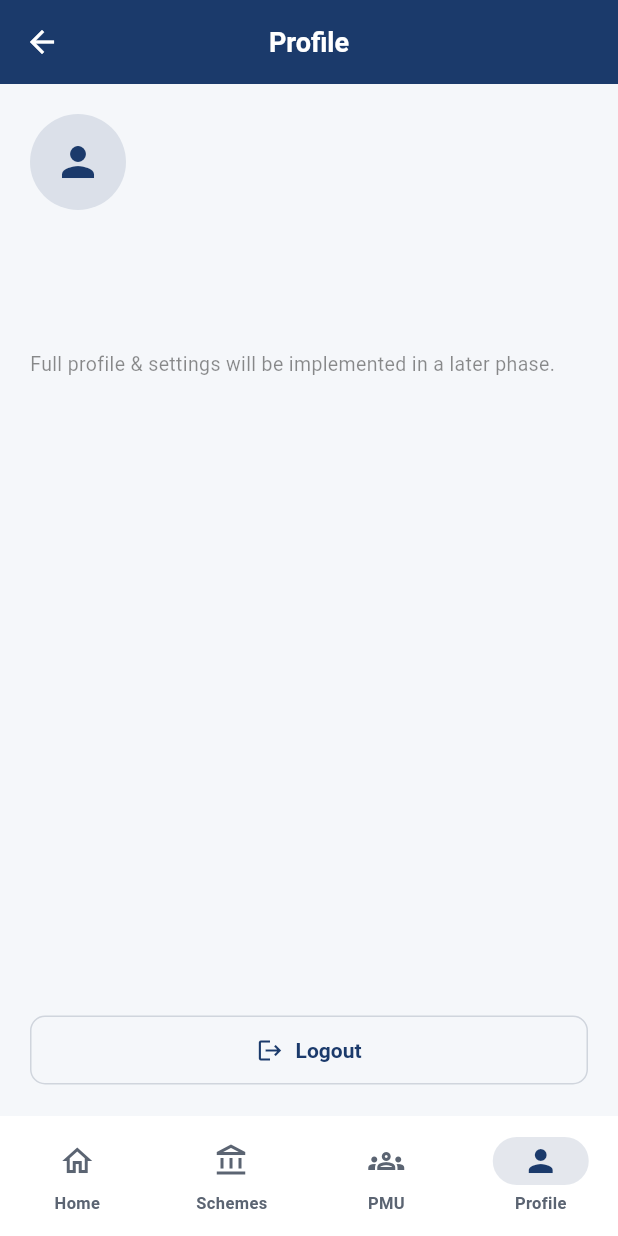
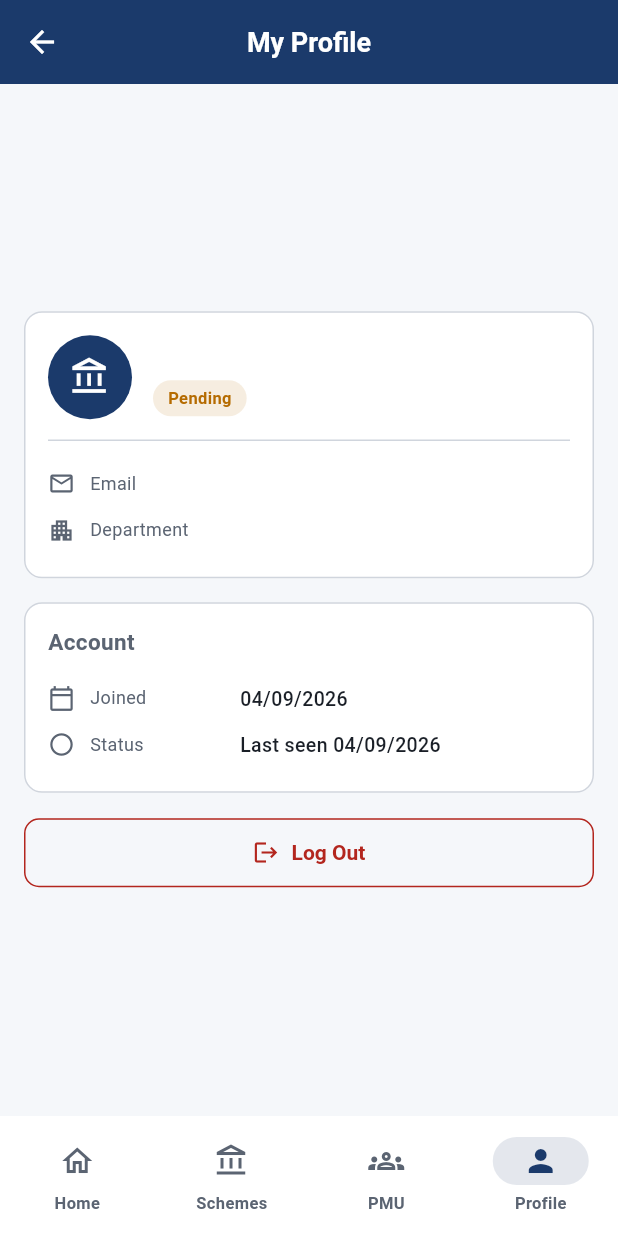
Before and after one commit to R0HAN-KASHYAP01/Sentinal, a Flutter app: the OfficialShellScreen screen opened by its route, item 4 of the bottom bar chosen, on a phone screen of 412 x 824 dp. Run offline on Flutter 3.47's test engine with Material 3 defaults, Android fonts, the phone set to English and light mode, and no system bars; our stand-ins replace file_picker, flutter_map, geocoding, geolocator, latlong2, supabase_flutter; accounts and stored records are empty.

Commit message:
all files

```diff
--- a/lib/app/routes.dart
+++ b/lib/app/routes.dart
@@ -8,6 +8,7 @@ import '../features/ngo/presentation/ngo_shell_screen.dart';
 import '../features/dashboard/presentation/official_shell_screen.dart';
 import '../features/dashboard/presentation/inspector_shell_screen.dart';
 import '../features/dashboard/presentation/inspector_profile_screen.dart';
+import '../features/dashboard/presentation/official_profile_screen.dart';
 import '../features/dashboard/presentation/pmu_monitoring_screen.dart';
 import '../features/ngo/presentation/ngo_dashboard_screen.dart';
 import '../features/ngo/presentation/ngo_profile_screen.dart';
@@ -29,6 +30,7 @@ class AppRoutes {
   static const String officialDashboard = '/official-dashboard';
   static const String inspectorDashboard = '/inspector-dashboard';
   static const String inspectorProfile = '/inspector-profile';
+  static const String officialProfile = '/official-profile';
   static const String ngoDashboard = '/ngo-dashboard';
   static const String ngoProfile = '/ngo-profile';
 
@@ -58,6 +60,7 @@ class AppRoutes {
         officialDashboard: (context) => const OfficialShellScreen(),
         inspectorDashboard: (context) => const InspectorShellScreen(),
         inspectorProfile: (context) => const InspectorProfileScreen(),
+        officialProfile: (context) => const OfficialProfileScreen(),
         ngoDashboard: (context) => const NgoShellScreen(),
         ngoProfile: (context) => const NgoProfileScreen(),
 
--- /dev/null
+++ b/lib/features/dashboard/presentation/official_profile_screen.dart
@@ -0,0 +1,307 @@
+// FILE: lib/features/dashboard/presentation/official_profile_screen.dart
+import 'package:flutter/material.dart';
+import 'package:supabase_flutter/supabase_flutter.dart';
+
+import '../../../app/routes.dart';
+import '../../../app/theme.dart';
+import '../../../core/widgets/status_badge.dart';
+import '../../../services/auth_service.dart';
+import '../../../services/official_service.dart';
+import '../../../services/session_service.dart';
+
+class OfficialProfileScreen extends StatefulWidget {
+  const OfficialProfileScreen({super.key});
+
+  @override
+  State<OfficialProfileScreen> createState() => _OfficialProfileScreenState();
+}
+
+class _OfficialProfileScreenState extends State<OfficialProfileScreen> {
+  bool _loading = true;
+  String? _loadError;
+  OfficialProfileData? _profile;
+  bool _loggingOut = false;
+
+  @override
+  void initState() {
+    super.initState();
+    _loadProfile();
+  }
+
+  Future<void> _loadProfile() async {
+    setState(() {
+      _loading = true;
+      _loadError = null;
+    });
+    try {
+      final profile = await OfficialService.instance.fetchCurrentProfile();
+      if (!mounted) return;
+      setState(() {
+        _profile = profile;
+        _loading = false;
+        _loadError = profile == null ? 'Official profile not found.' : null;
+      });
+    } catch (_) {
+      if (!mounted) return;
+      setState(() {
+        _loading = false;
+        _loadError = 'Could not load your profile. Please check your connection and try again.';
+      });
+    }
+  }
+
+  Future<void> _confirmLogout() async {
+    final confirmed = await showDialog<bool>(
+      context: context,
+      builder: (context) => AlertDialog(
+        title: const Text('Log out'),
+        content: const Text('Are you sure you want to log out?'),
+        actions: [
+          TextButton(onPressed: () => Navigator.pop(context, false), child: const Text('Cancel')),
+          TextButton(
+            onPressed: () => Navigator.pop(context, true),
+            child: const Text('Log out', style: TextStyle(color: AppColors.error)),
+          ),
+        ],
+      ),
+    );
+    if (confirmed == true) _logout();
+  }
+
+  Future<void> _logout() async {
+    setState(() => _loggingOut = true);
+    try {
+      await AuthService.instance.logout();
+      SessionService.instance.clear();
+      if (!mounted) return;
+      Navigator.of(context).pushNamedAndRemoveUntil(AppRoutes.login, (route) => false);
+    } catch (_) {
+      if (!mounted) return;
+      setState(() => _loggingOut = false);
+      ScaffoldMessenger.of(context).showSnackBar(
+        const SnackBar(content: Text('Could not log out. Please try again.'), backgroundColor: AppColors.error),
+      );
+    }
+  }
+
+  @override
+  Widget build(BuildContext context) {
+    return Scaffold(
+      appBar: AppBar(title: const Text('My Profile')),
+      body: SafeArea(child: _buildBody()),
+    );
+  }
+
+  Widget _buildBody() {
+    if (_loading) {
+      return const Center(
+        child: Padding(
+          padding: EdgeInsets.symmetric(vertical: 32),
+          child: SizedBox(width: 22, height: 22, child: CircularProgressIndicator(strokeWidth: 2.4)),
+        ),
+      );
+    }
+
+    if (_loadError != null || _profile == null) {
+      return Center(
+        child: Padding(
+          padding: const EdgeInsets.all(24),
+          child: Column(
+            mainAxisSize: MainAxisSize.min,
+            children: [
+              const Icon(Icons.error_outline, size: 40, color: AppColors.error),
+              const SizedBox(height: 12),
+              Text(
+                _loadError ?? 'Something went wrong.',
+                textAlign: TextAlign.center,
+                style: const TextStyle(fontSize: 13, color: AppColors.textSecondary),
+              ),
+              const SizedBox(height: 16),
+              OutlinedButton(onPressed: _loadProfile, child: const Text('Retry')),
+            ],
+          ),
+        ),
+      );
+    }
+
+    final profile = _profile!;
+
+    return LayoutBuilder(
+      builder: (context, constraints) {
+        final isWide = constraints.maxWidth >= 700;
+        final maxContentWidth = isWide ? 560.0 : double.infinity;
+
+        return Center(
+          child: ConstrainedBox(
+            constraints: BoxConstraints(maxWidth: maxContentWidth),
+            child: SingleChildScrollView(
+              padding: const EdgeInsets.all(16),
+              child: Column(
+                crossAxisAlignment: CrossAxisAlignment.stretch,
+                children: [
+                  _buildProfileCard(profile),
+                  const SizedBox(height: 16),
+                  _buildAccountCard(profile),
+                  const SizedBox(height: 16),
+                  _buildLogoutButton(),
+                ],
+              ),
+            ),
+          ),
+        );
+      },
+    );
+  }
+
+  Widget _buildProfileCard(OfficialProfileData profile) {
+    final email = Supabase.instance.client.auth.currentUser?.email ?? '—';
+    return Card(
+      child: Padding(
+        padding: const EdgeInsets.all(16),
+        child: Column(
+          crossAxisAlignment: CrossAxisAlignment.start,
+          children: [
+            Row(
+              children: [
+                Stack(
+                  children: [
+                    const CircleAvatar(
+                      radius: 28,
+                      backgroundColor: AppColors.primary,
+                      child: Icon(Icons.account_balance_outlined, color: Colors.white, size: 28),
+                    ),
+                    if (profile.isOnline)
+                      Positioned(
+                        right: 0,
+                        bottom: 0,
+                        child: Container(
+                          width: 12,
+                          height: 12,
+                          decoration: BoxDecoration(
+                            color: AppColors.success,
+                            shape: BoxShape.circle,
+                            border: Border.all(color: Colors.white, width: 2),
+                          ),
+                        ),
+                      ),
+                  ],
+                ),
+                const SizedBox(width: 14),
+                Expanded(
+                  child: Column(
+                    crossAxisAlignment: CrossAxisAlignment.start,
+                    children: [
+                      Text(profile.fullName, style: const TextStyle(fontSize: 17, fontWeight: FontWeight.w700)),
+                      const SizedBox(height: 4),
+                      Row(
+                        children: [
+                          StatusBadge(label: _statusLabel(profile.status), color: _statusColor(profile.status)),
+                          const SizedBox(width: 8),
+                          if (profile.designation != null && profile.designation!.trim().isNotEmpty)
+                            Text(
+                              profile.designation!,
+                              style: const TextStyle(fontSize: 12, color: AppColors.textSecondary),
+                            ),
+                        ],
+                      ),
+                    ],
+                  ),
+                ),
+              ],
+            ),
+            const Divider(height: 28),
+            _InfoRow(icon: Icons.email_outlined, label: 'Email', value: email),
+            if (profile.phone != null && profile.phone!.trim().isNotEmpty)
+              _InfoRow(icon: Icons.phone_outlined, label: 'Phone', value: profile.phone!),
+            _InfoRow(icon: Icons.apartment_outlined, label: 'Department', value: profile.department),
+            if (profile.designation != null && profile.designation!.trim().isNotEmpty)
+              _InfoRow(icon: Icons.work_outline, label: 'Designation', value: profile.designation!),
+          ],
+        ),
+      ),
+    );
+  }
+
+  Widget _buildAccountCard(OfficialProfileData profile) {
+    return Card(
+      child: Padding(
+        padding: const EdgeInsets.all(16),
+        child: Column(
+          crossAxisAlignment: CrossAxisAlignment.start,
+          children: [
+            const Text('Account', style: TextStyle(fontSize: 15, fontWeight: FontWeight.w600)),
+            const SizedBox(height: 12),
+            _InfoRow(icon: Icons.calendar_today_outlined, label: 'Joined', value: _formatDate(profile.createdAt)),
+            _InfoRow(
+              icon: profile.isOnline ? Icons.circle : Icons.circle_outlined,
+              label: 'Status',
+              value: profile.isOnline
+                  ? 'Online now'
+                  : (profile.lastSeen != null ? 'Last seen ${_formatDate(profile.lastSeen!)}' : 'Offline'),
+            ),
+          ],
+        ),
+      ),
+    );
+  }
+
+  Widget _buildLogoutButton() {
+    return OutlinedButton.icon(
+      onPressed: _loggingOut ? null : _confirmLogout,
+      icon: _loggingOut
+          ? const SizedBox(
+              width: 16,
+              height: 16,
+              child: CircularProgressIndicator(strokeWidth: 2, color: AppColors.error),
+            )
+          : const Icon(Icons.logout, size: 18, color: AppColors.error),
+      label: Text(
+        _loggingOut ? 'Logging out...' : 'Log Out',
+        style: const TextStyle(color: AppColors.error),
+      ),
+      style: OutlinedButton.styleFrom(side: const BorderSide(color: AppColors.error)),
+    );
+  }
+
+  String _statusLabel(String status) => switch (status) {
+        'approved' => 'Approved',
+        'rejected' => 'Rejected',
+        _ => 'Pending',
+      };
+
+  Color _statusColor(String status) => switch (status) {
+        'approved' => AppColors.success,
+        'rejected' => AppColors.error,
+        _ => AppColors.warning,
+      };
+
+  String _formatDate(DateTime date) {
+    final local = date.toLocal();
+    return '${local.day.toString().padLeft(2, '0')}/${local.month.toString().padLeft(2, '0')}/${local.year}';
+  }
+}
+
+class _InfoRow extends StatelessWidget {
+  final IconData icon;
+  final String label;
+  final String value;
+  const _InfoRow({required this.icon, required this.label, required this.value});
+
+  @override
+  Widget build(BuildContext context) {
+    return Padding(
+      padding: const EdgeInsets.symmetric(vertical: 6),
+      child: Row(
+        crossAxisAlignment: CrossAxisAlignment.start,
+        children: [
+          Icon(icon, size: 18, color: AppColors.textSecondary),
+          const SizedBox(width: 10),
+          SizedBox(width: 100, child: Text(label, style: const TextStyle(fontSize: 12, color: AppColors.textSecondary))),
+          Expanded(
+            child: Text(value, style: const TextStyle(fontSize: 13, color: AppColors.textPrimary, fontWeight: FontWeight.w500)),
+          ),
+        ],
+      ),
+    );
+  }
+}
--- a/lib/features/dashboard/presentation/official_shell_screen.dart
+++ b/lib/features/dashboard/presentation/official_shell_screen.dart
@@ -1,7 +1,7 @@
 import 'package:flutter/material.dart';
 import 'official_home_screen.dart';
 import 'pmu_monitoring_screen.dart';
-import '../../../core/widgets/profile_placeholder_screen.dart';
+import 'official_profile_screen.dart';
 import '../../schemes/presentation/schemes_screen.dart';
 
 class OfficialShellScreen extends StatefulWidget {
@@ -18,7 +18,7 @@ class _OfficialShellScreenState extends State<OfficialShellScreen> {
     OfficialHomeScreen(),
     SchemesScreen(),
     PmuMonitoringScreen(),
-    ProfilePlaceholderScreen(),
+    OfficialProfileScreen(),
   ];
 
   @override
--- /dev/null
+++ b/lib/services/official_service.dart
@@ -0,0 +1,71 @@
+import 'package:supabase_flutter/supabase_flutter.dart';
+
+class OfficialProfileData {
+  final String fullName;
+  final String? phone;
+  final String status; // pending, approved, rejected
+  final String department;
+  final String? designation;
+  final DateTime createdAt;
+  final bool isOnline;
+  final DateTime? lastSeen;
+
+  const OfficialProfileData({
+    required this.fullName,
+    this.phone,
+    required this.status,
+    required this.department,
+    this.designation,
+    required this.createdAt,
+    required this.isOnline,
+    this.lastSeen,
+  });
+
+  factory OfficialProfileData.fromMaps({
+    required Map<String, dynamic> profile,
+    required Map<String, dynamic> official,
+  }) {
+    return OfficialProfileData(
+      fullName: profile['full_name'] as String,
+      phone: profile['phone'] as String?,
+      status: profile['status'] as String,
+      department: official['department'] as String,
+      designation: official['designation'] as String?,
+      createdAt: DateTime.parse(profile['created_at'] as String),
+      isOnline: profile['is_online'] as bool? ?? false,
+      lastSeen: profile['last_seen'] != null
+          ? DateTime.parse(profile['last_seen'] as String)
+          : null,
+    );
+  }
+}
+
+class OfficialService {
+  OfficialService._();
+  static final OfficialService instance = OfficialService._();
+
+  final SupabaseClient _client = Supabase.instance.client;
+
+  /// Fetches the currently logged-in official's profile by joining
+  /// `profiles` + `officials` on profile_id, scoped by RLS to auth.uid().
+  Future<OfficialProfileData?> fetchCurrentProfile() async {
+    final uid = _client.auth.currentUser?.id;
+    if (uid == null) return null;
+
+    final profile = await _client
+        .from('profiles')
+        .select()
+        .eq('id', uid)
+        .maybeSingle();
+    if (profile == null) return null;
+
+    final official = await _client
+        .from('officials')
+        .select()
+        .eq('profile_id', uid)
+        .maybeSingle();
+    if (official == null) return null;
+
+    return OfficialProfileData.fromMaps(profile: profile, official: official);
+  }
+}
```
